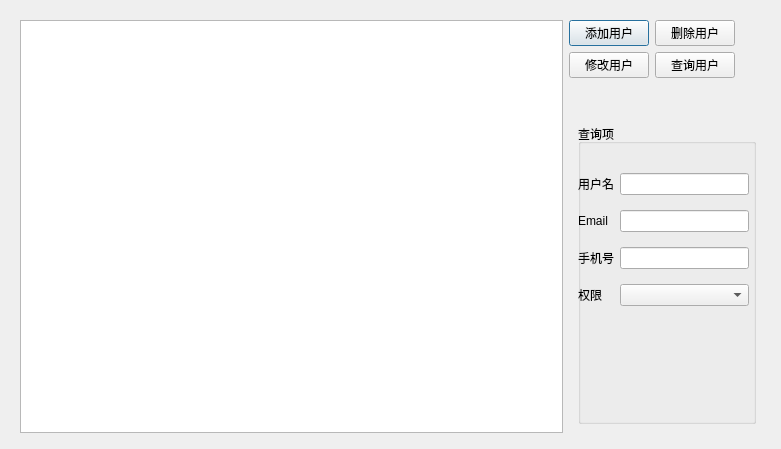
Above: usermanagement.ui from WooodHead/labelling3 before the change. Below: the same form after it.
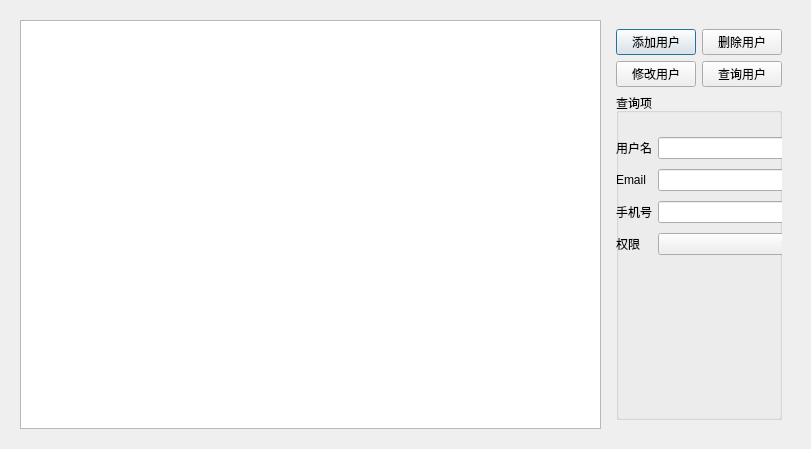
That is the form after the change.

The edit to the form file:
```diff
--- a/usermanagement.ui
+++ b/usermanagement.ui
@@ -6,7 +6,7 @@
    <rect>
     <x>0</x>
     <y>0</y>
-    <width>781</width>
+    <width>811</width>
     <height>449</height>
    </rect>
   </property>
@@ -16,49 +16,56 @@
   <property name="modal">
    <bool>false</bool>
   </property>
-  <layout class="QHBoxLayout" name="horizontalLayout">
+  <layout class="QHBoxLayout" name="horizontalLayout_3">
    <item>
     <widget class="QWidget" name="widget" native="true">
-     <widget class="QTableView" name="_userTableView">
-      <property name="geometry">
-       <rect>
-        <x>9</x>
-        <y>9</y>
-        <width>543</width>
-        <height>413</height>
-       </rect>
-      </property>
-      <property name="minimumSize">
-       <size>
-        <width>543</width>
-        <height>413</height>
-       </size>
-      </property>
-      <property name="maximumSize">
-       <size>
-        <width>543</width>
-        <height>413</height>
-       </size>
-      </property>
-     </widget>
+     <layout class="QHBoxLayout" name="horizontalLayout_4">
+      <item>
+       <layout class="QHBoxLayout" name="horizontalLayout_2">
+        <item>
+         <widget class="QTableView" name="_userTableView"/>
+        </item>
+       </layout>
+      </item>
+      <item>
      <widget class="QWidget" name="widget_2" native="true">
-      <property name="geometry">
-       <rect>
-        <x>558</x>
-        <y>9</y>
-        <width>196</width>
-        <height>413</height>
-       </rect>
-      </property>
+        <layout class="QHBoxLayout" name="horizontalLayout">
+         <item>
+          <layout class="QGridLayout" name="gridLayout_3">
+           <item row="0" column="0">
+            <layout class="QGridLayout" name="gridLayout_2">
+             <item row="0" column="0">
+              <widget class="QPushButton" name="_addUser">
+               <property name="text">
+                <string>添加用户</string>
+               </property>
+              </widget>
+             </item>
+             <item row="1" column="0">
+              <widget class="QPushButton" name="_editUser">
+               <property name="text">
+                <string>修改用户</string>
+               </property>
+              </widget>
+             </item>
+             <item row="0" column="1">
+              <widget class="QPushButton" name="_deleteUser">
+               <property name="text">
+                <string>删除用户</string>
+               </property>
+              </widget>
+             </item>
+             <item row="1" column="1">
+              <widget class="QPushButton" name="_searchUser">
+               <property name="text">
+                <string>查询用户</string>
+               </property>
+              </widget>
+             </item>
+            </layout>
+           </item>
+           <item row="1" column="0">
       <widget class="QGroupBox" name="groupBox">
-       <property name="geometry">
-        <rect>
-         <x>9</x>
-         <y>104</y>
-         <width>178</width>
-         <height>300</height>
-        </rect>
-       </property>
        <property name="minimumSize">
         <size>
          <width>0</width>
@@ -73,24 +80,11 @@
          <rect>
           <x>0</x>
           <y>40</y>
-          <width>171</width>
-          <height>151</height>
+                <width>181</width>
+                <height>128</height>
          </rect>
         </property>
         <layout class="QGridLayout" name="gridLayout">
-         <item row="0" column="0">
-          <widget class="QLabel" name="label_2">
-           <property name="text">
-            <string>用户名</string>
-           </property>
-          </widget>
-         </item>
-         <item row="0" column="1">
-          <widget class="QLineEdit" name="_editUsername"/>
-         </item>
-         <item row="1" column="1">
-          <widget class="QLineEdit" name="_editEmail"/>
-         </item>
          <item row="3" column="0">
           <widget class="QLabel" name="label_3">
            <property name="text">
@@ -98,9 +92,6 @@
            </property>
           </widget>
          </item>
-         <item row="3" column="1">
-          <widget class="QLineEdit" name="_editPhone"/>
-         </item>
          <item row="4" column="0">
           <widget class="QLabel" name="label_4">
            <property name="text">
@@ -108,52 +99,45 @@
            </property>
           </widget>
          </item>
-         <item row="1" column="0">
-          <widget class="QLabel" name="label">
+               <item row="1" column="1">
+                <widget class="QLineEdit" name="_editEmail"/>
+               </item>
+               <item row="0" column="0">
+                <widget class="QLabel" name="label_2">
            <property name="text">
-            <string>Email</string>
+                  <string>用户名</string>
            </property>
           </widget>
          </item>
          <item row="4" column="1">
           <widget class="QComboBox" name="_authorityCombo"/>
          </item>
-        </layout>
-       </widget>
-      </widget>
-      <widget class="QWidget" name="">
-       <layout class="QGridLayout" name="gridLayout_2">
-        <item row="0" column="0">
-         <widget class="QPushButton" name="_addUser">
-          <property name="text">
-           <string>添加用户</string>
-          </property>
-         </widget>
-        </item>
-        <item row="0" column="1">
-         <widget class="QPushButton" name="_deleteUser">
-          <property name="text">
-           <string>删除用户</string>
-          </property>
-         </widget>
-        </item>
         <item row="1" column="0">
-         <widget class="QPushButton" name="_editUser">
+                <widget class="QLabel" name="label">
           <property name="text">
-           <string>修改用户</string>
+                  <string>Email</string>
           </property>
          </widget>
         </item>
-        <item row="1" column="1">
-         <widget class="QPushButton" name="_searchUser">
-          <property name="text">
-           <string>查询用户</string>
-          </property>
-         </widget>
-        </item>
+               <item row="3" column="1">
+                <widget class="QLineEdit" name="_editPhone"/>
+               </item>
+               <item row="0" column="1">
+                <widget class="QLineEdit" name="_editUsername"/>
+               </item>
        </layout>
       </widget>
      </widget>
+           </item>
+          </layout>
+         </item>
+        </layout>
+        <zorder>groupBox</zorder>
+        <zorder>layoutWidget</zorder>
+        <zorder>_userTableView</zorder>
+       </widget>
+      </item>
+     </layout>
     </widget>
    </item>
   </layout>
```
Lines whose indentation alone changed are shown as unchanged.
